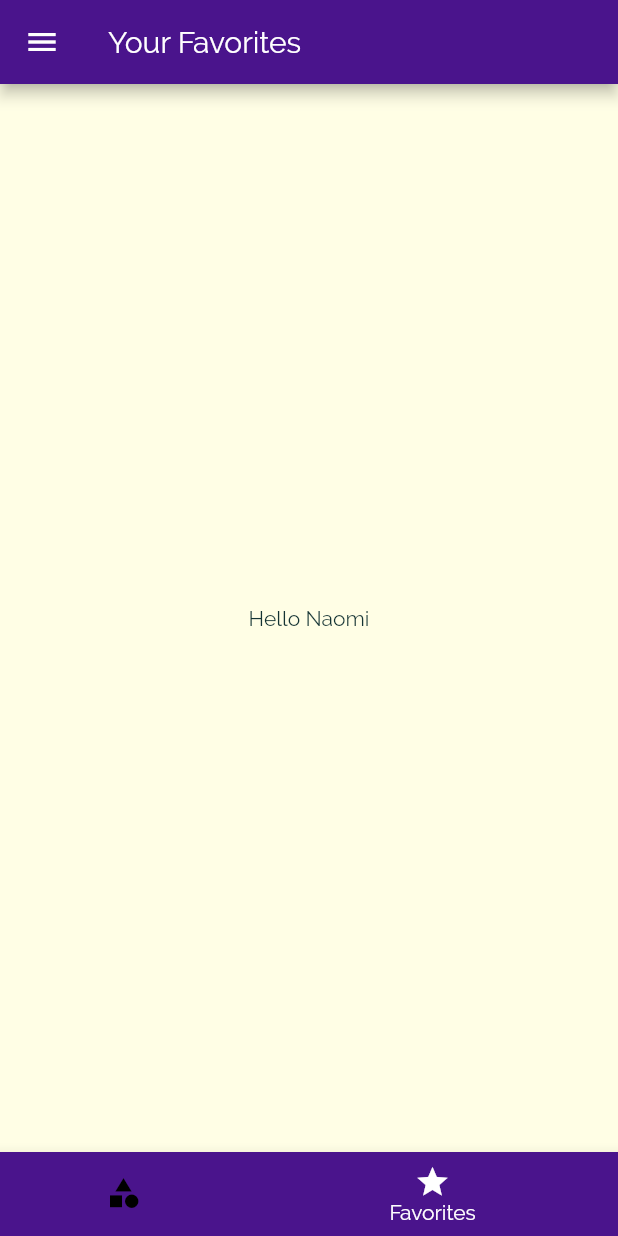
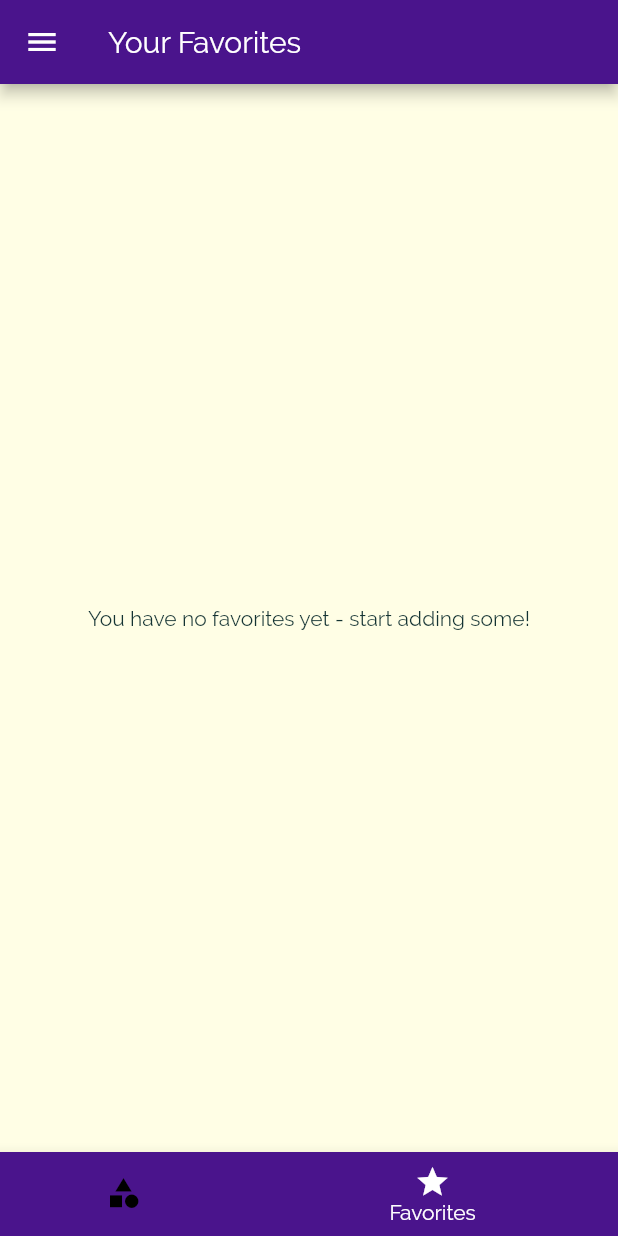
Before and after one commit to mwangiwambui/DeliMeal, a Flutter app: the screen it shows after launch, item 2 of the bottom bar chosen, on a phone screen of 412 x 824 dp. Run offline on Flutter 3.47's test engine with Material 2 defaults, Android fonts, the phone set to English and light mode, and no system bars.

Commit message:
Done witht the favourites page

```diff
--- a/lib/main.dart
+++ b/lib/main.dart
@@ -23,6 +23,7 @@ class _MyAppState extends State<MyApp> {
     'vegetarian': false,
   };
   List<Meal> _availableMeals = DUMMY_MEALS;
+  List<Meal> _favoriteMeals = [];
 
   void _setFilters(Map<String, bool> filterData) {
     setState(() {
@@ -43,6 +44,24 @@ class _MyAppState extends State<MyApp> {
         return true;
       }).toList();
     });
+  }
+
+  void _toggleFavorite(String mealId) {
+    final existingIndex =
+        _favoriteMeals.indexWhere((meal) => mealId == meal.id);
+    if (existingIndex >= 0) {
+      setState(() {
+        _favoriteMeals.removeAt(existingIndex);
+      });
+    } else {
+      setState(() {
+        _favoriteMeals.add(DUMMY_MEALS.firstWhere((meal) => meal.id == mealId));
+      });
+    }
+  }
+
+  bool isMealFavorite(String id) {
+    return _favoriteMeals.any((meal) => meal.id == id);
   }
 
   @override
@@ -87,11 +106,13 @@ class _MyAppState extends State<MyApp> {
 //    setting the inital route
       initialRoute: '/',
       routes: {
-        '/': (ctx) => TabsScreen(),
+        '/': (ctx) => TabsScreen(_favoriteMeals),
         CategoryMealsScreen.routeName: (ctx) =>
             CategoryMealsScreen(_availableMeals),
-        MealDetailScreen.routeName: (ctx) => MealDetailScreen(),
-        SettingsScreen.routeName: (ctx) => SettingsScreen(_filters, _setFilters),
+        MealDetailScreen.routeName: (ctx) =>
+            MealDetailScreen(_toggleFavorite, isMealFavorite),
+        SettingsScreen.routeName: (ctx) =>
+            SettingsScreen(_filters, _setFilters),
       },
 //    reached when flutter fails to reach a screen, its like a 404 fallback page
       onUnknownRoute: (settings) {
--- a/lib/screens/favorites_screen.dart
+++ b/lib/screens/favorites_screen.dart
@@ -1,7 +1,34 @@
 import 'package:flutter/material.dart';
+import 'package:mealdata/models/meal.dart';
+import 'package:mealdata/widgets/meal_item.dart';
+
 class FavoritesScreen extends StatelessWidget {
+  final List <Meal> favoriteMeals;
+
+  const FavoritesScreen(this.favoriteMeals);
   @override
   Widget build(BuildContext context) {
-    return Center(child: Text('Hello Naomi'),);
+    if (favoriteMeals.isEmpty){
+      return Center(
+        child: Text('You have no favorites yet - start adding some!'),
+      );
+
+    }else{
+      return ListView.builder(
+        itemBuilder: (ctx, index) {
+          return MealItem(
+            id: favoriteMeals[index].id,
+            title: favoriteMeals[index].title,
+            imageUrl: favoriteMeals[index].imageUrl,
+            duration: favoriteMeals[index].duration,
+            affordability: favoriteMeals[index].affordability,
+            complexity: favoriteMeals[index].complexity,
+
+          );
+        },
+        itemCount: favoriteMeals.length,
+      );
+    }
+
   }
 }
--- a/lib/screens/tabs_screen.dart
+++ b/lib/screens/tabs_screen.dart
@@ -2,18 +2,32 @@ import 'package:flutter/material.dart';
 import 'package:mealdata/screens/category_Screen.dart';
 import 'package:mealdata/screens/favorites_screen.dart';
 import 'package:mealdata/widgets/main_drawer.dart';
+import 'package:mealdata/models/meal.dart';
 
 class TabsScreen extends StatefulWidget {
+  final List<Meal> favoriteMeals;
+
+  const TabsScreen(this.favoriteMeals);
+
   @override
   _TabsScreenState createState() => _TabsScreenState();
 }
 
 class _TabsScreenState extends State<TabsScreen> {
-  final List<Map<String, Object>> _pages = [
-    {'page': CategoriesScreen(), 'title': 'Categories'},
-    {'page': FavoritesScreen(), 'title': 'Your Favorites'},
-  ];
+  List<Map<String, Object>> _pages;
   int _selectPageIndex = 0;
+
+  @override
+  void initState() {
+    _pages = [
+      {'page': CategoriesScreen(), 'title': 'Categories'},
+      {
+        'page': FavoritesScreen(widget.favoriteMeals),
+        'title': 'Your Favorites'
+      },
+    ];
+    super.initState();
+  }
 
   void _selectPage(int index) {
     setState(() {
--- a/lib/widgets/meal_item.dart
+++ b/lib/widgets/meal_item.dart
@@ -10,7 +10,7 @@ class MealItem extends StatelessWidget {
   final int duration;
   final Complexity complexity;
   final Affordability affordability;
-  final Function removeItem;
+
 
 MealItem(
       {@required this.id,
@@ -19,7 +19,7 @@ MealItem(
       @required this.duration,
       @required this.complexity,
       @required this.affordability,
-      @required this.removeItem});
+      });
 
   String get complexityText {
     switch (complexity) {
@@ -61,7 +61,7 @@ MealItem(
     )
         .then((result) {
       if (result != null) {
-        removeItem(result);
+//        removeItem(result);
       }
     });
   }
```
Also changed, not shown: lib/screens/category_meals_screen.dart (+6 -7 lines), lib/screens/meal_detail_screen.dart (+10 -6 lines).
